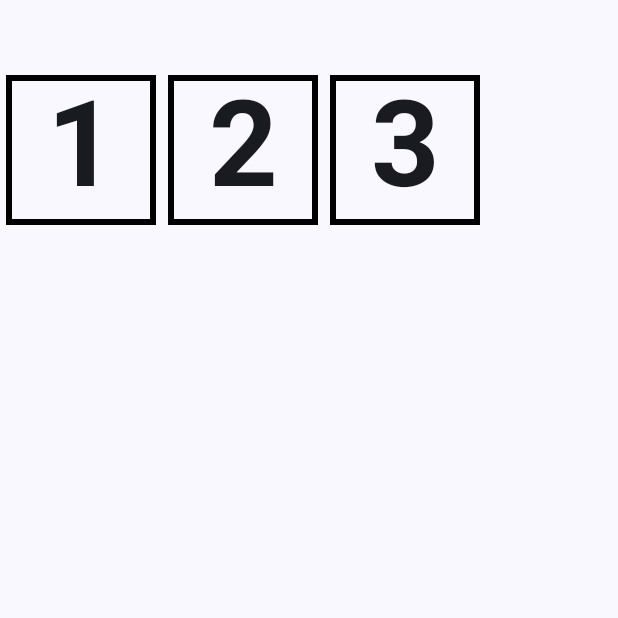
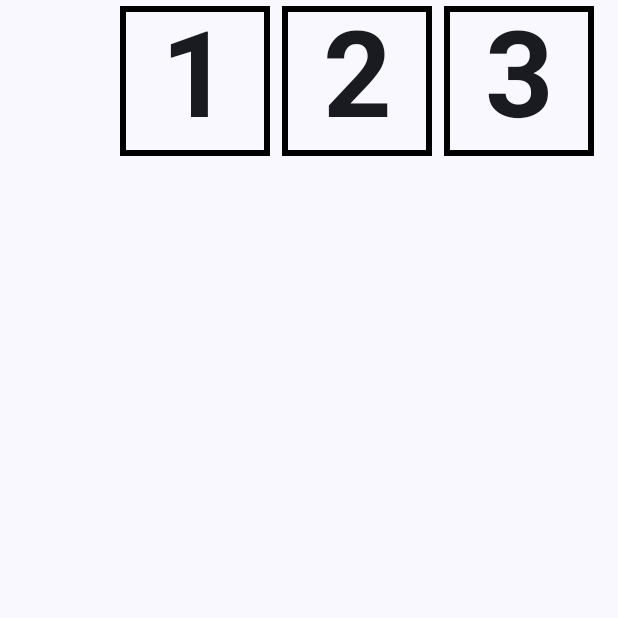
Before and after one commit to Alex-dev-11/lab_2_RowColDemo, an Android app built with Jetpack Compose: the screen it shows after launch (MainActivity), on a phone screen of 412 x 824 dp, the top half of it. Run offline under Robolectric (Android 15) with nearby library versions, the phone set to English and light mode, and no system bars.

Commit message:
Row Arragnment

```diff
--- a/app/src/main/java/com/example/rowcoldemo/MainActivity.kt
+++ b/app/src/main/java/com/example/rowcoldemo/MainActivity.kt
@@ -35,10 +35,15 @@ class MainActivity : ComponentActivity() {
         }
     }
 }
+// Выравнивание Alignment для row производится вертикальное, для column горизонтальное
+
+// Arragnment В отличие от настроек выравнивания, расположение определяет позиционирование дочер
+//них элементов вдоль той же оси, что и контейнер (т. е. по горизонтали для строк и по вер
+//тикали для столбцов)
 
 @Composable
 fun MainScreen(modifier: Modifier = Modifier) {
-    Row(verticalAlignment = Alignment.CenterVertically,
+    Row(horizontalArrangement = Arrangement.End,
         modifier = modifier.size(width = 400.dp, height = 200.dp)) {
         TextCell("1")
         TextCell("2")
```
